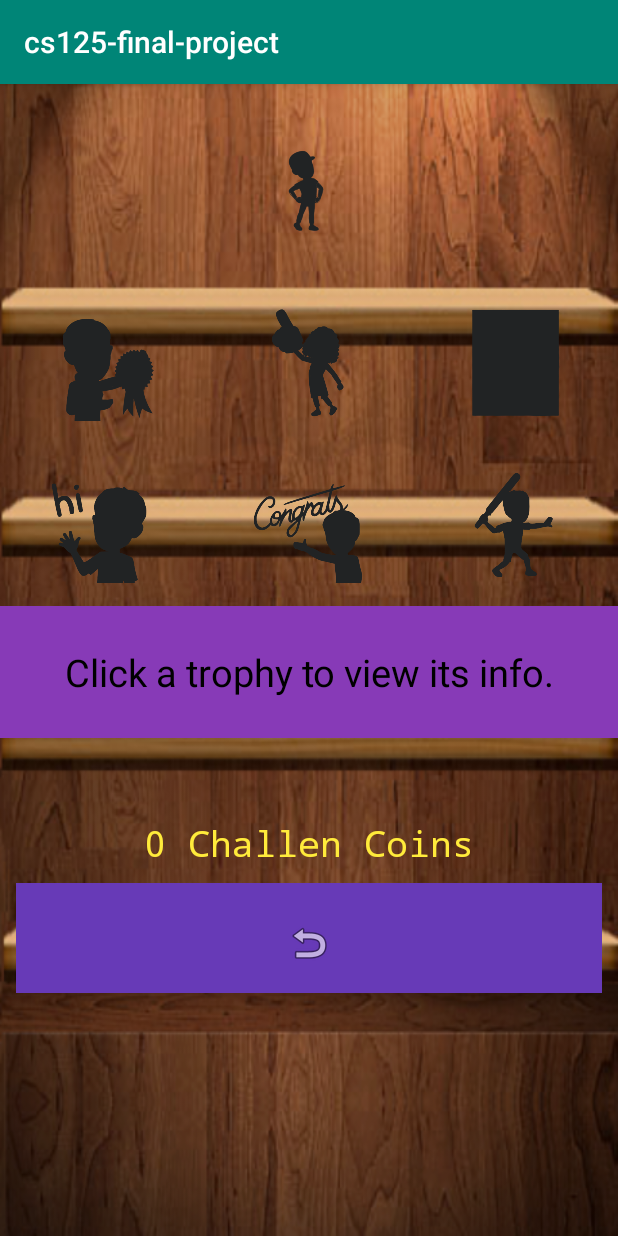
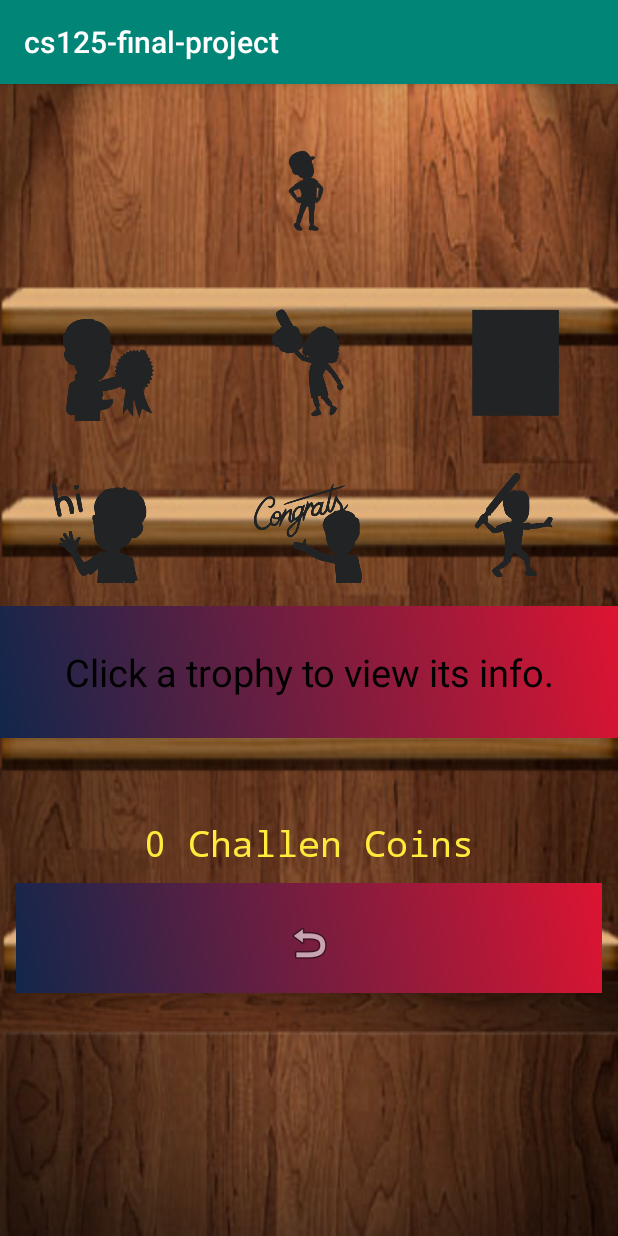
Before and after one commit to QwertycowMoo/cs125-final-project, an Android app: the screen it shows after launch (TrophyActivity), after a tap on "Trophy Room", on a phone screen of 412 x 824 dp. Run offline under Robolectric (Android 15) with nearby library versions, the phone set to English and light mode, and no system bars.

Commit message:
Evan Matthews - Last one I swear, cleaned up graphics

```diff
--- a/app/src/main/java/com/example/cs125_final_project/GameActivity.java
+++ b/app/src/main/java/com/example/cs125_final_project/GameActivity.java
@@ -161,8 +161,6 @@ public class GameActivity extends AppCompatActivity {
         else {
             endFullGame();
         }
-
-
     }
 
     private int updateCoins() {
--- a/app/src/main/res/layout/activity_game.xml
+++ b/app/src/main/res/layout/activity_game.xml
@@ -5,7 +5,7 @@
     android:layout_width="match_parent"
     android:layout_height="match_parent"
     tools:context=".GameActivity"
-    android:background="@color/black">
+    android:background="@drawable/gradient_background">
 
     <LinearLayout
         android:id="@+id/layGameContainer"
@@ -61,7 +61,7 @@
                 android:layout_height="wrap_content"
                 android:gravity="center"
                 android:text="Lives"
-                android:textColor="#DA2323"
+                android:textColor="#12264C"
                 android:textSize="24sp" />
         </LinearLayout>
 
--- a/app/src/main/res/layout/activity_main.xml
+++ b/app/src/main/res/layout/activity_main.xml
@@ -31,7 +31,7 @@
             app:fontFamily="monospace" />
 
         <ImageView
-            android:id="@+id/imageView"
+            android:id="@+id/logo"
             android:layout_width="match_parent"
             android:layout_height="wrap_content"
             android:contentDescription="CS125 Logo"
--- a/app/src/main/res/layout/activity_trophy.xml
+++ b/app/src/main/res/layout/activity_trophy.xml
@@ -103,7 +103,6 @@
                         android:layout_height="wrap_content"
                         android:layout_weight="1"
                         android:background="#00FFFFFF"
-                        android:tint="#212324"
                         app:srcCompat="@mipmap/trophy_evan_foreground" />
 
                     <ImageButton
@@ -127,7 +126,7 @@
                         android:layout_height="83dp"
                         android:layout_weight="1"
                         android:autoText="false"
-                        android:background="#873AB7"
+                        android:background="@drawable/gradient_background"
                         android:gravity="center"
                         android:text="Click a trophy to view its info."
                         android:textColor="@android:color/black"
@@ -138,7 +137,7 @@
                         android:layout_width="match_parent"
                         android:layout_height="wrap_content"
                         android:layout_weight="1"
-                        android:background="#673AB7"
+                        android:background="@drawable/gradient_background"
                         android:text="Unlock Trophy" />
                 </LinearLayout>
 
@@ -164,7 +163,7 @@
                         android:layout_height="80dp"
                         android:layout_margin="16px"
                         android:layout_weight="1"
-                        android:background="#673AB7"
+                        android:background="@drawable/gradient_background"
                         android:padding="16px"
                         app:srcCompat="@android:drawable/ic_menu_revert" />
                 </LinearLayout>
```
